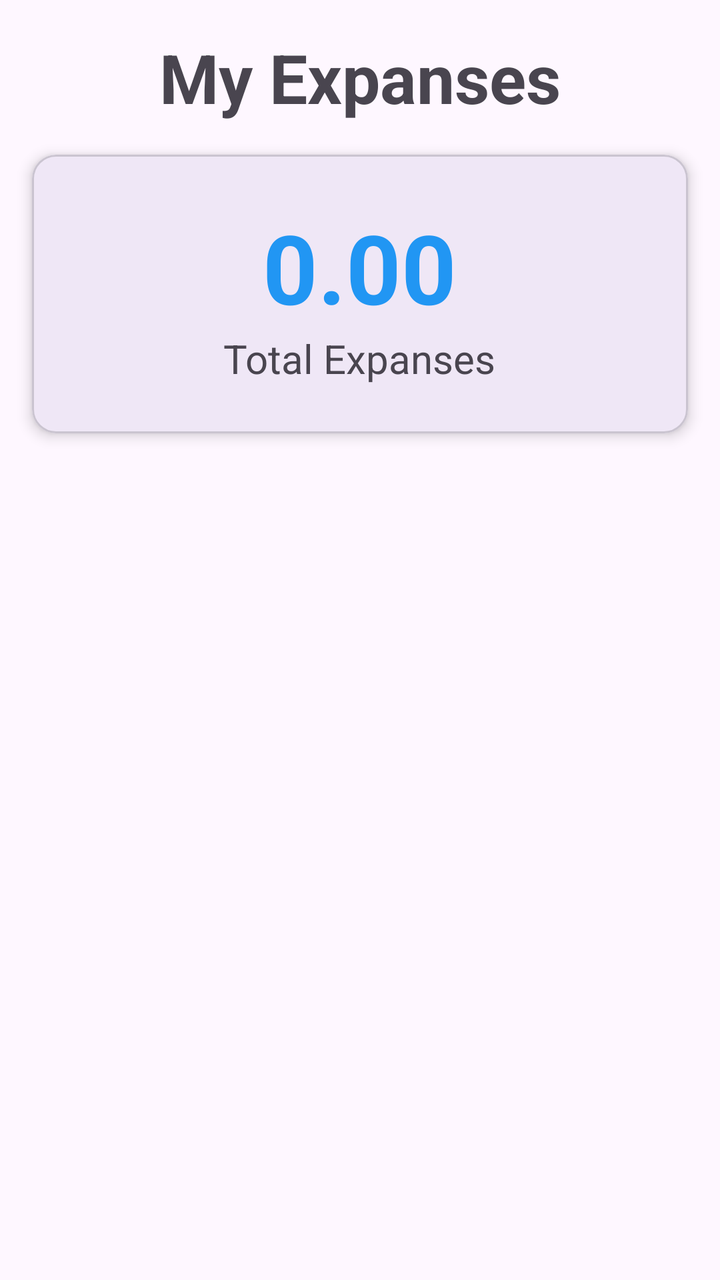
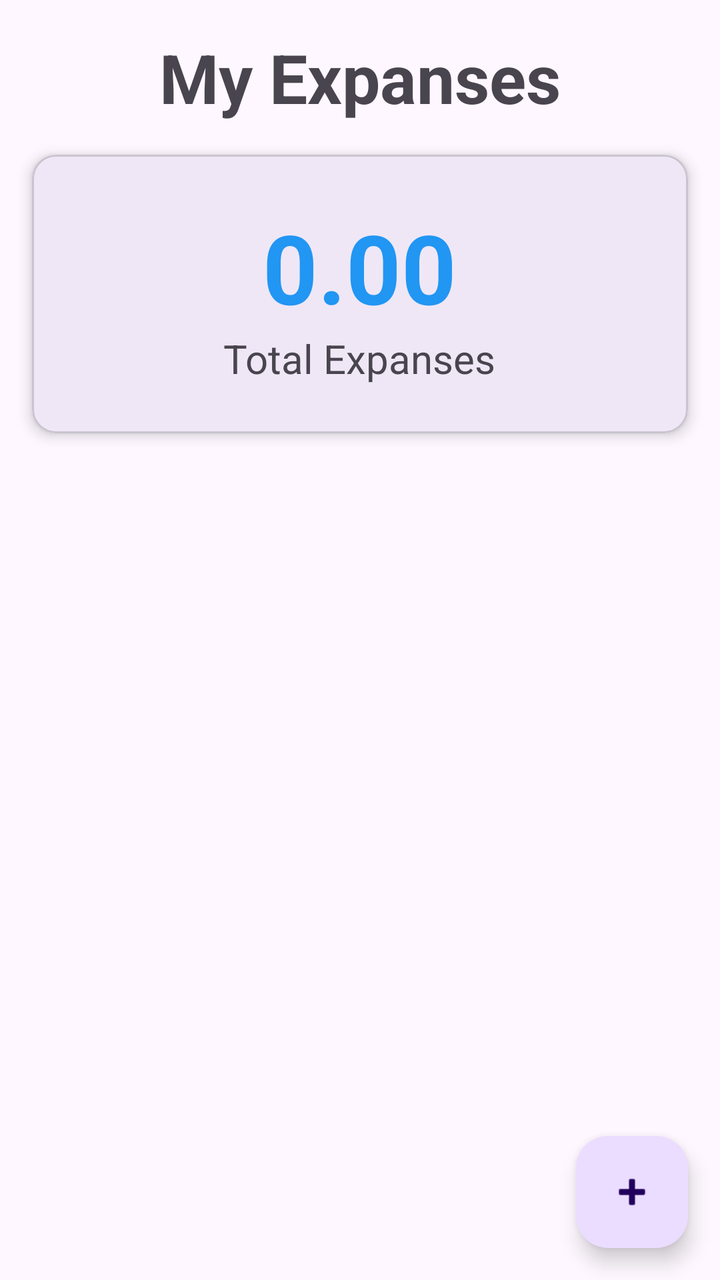

Two renders of the same Android screen: before a commit and after it. Below are the layout's source before the change and the commit's diff.
<!-- AndroidManifest.xml: application theme Theme.Wx11042 -->
<!-- res/layout/activity_home.xml -->
<?xml version="1.0" encoding="utf-8"?>
<androidx.constraintlayout.widget.ConstraintLayout xmlns:android="http://schemas.android.com/apk/res/android"
    xmlns:app="http://schemas.android.com/apk/res-auto"
    xmlns:tools="http://schemas.android.com/tools"
    android:id="@+id/main"
    android:layout_width="match_parent"
    android:layout_height="match_parent"
    tools:context=".ActivityHome">

    <TextView
        android:id="@+id/tvHeadLine"
        android:layout_width="wrap_content"
        android:layout_height="wrap_content"
        android:layout_marginTop="16dp"
        android:text="My Expanses"
        android:textSize="34sp"
        android:textStyle="bold"
        app:layout_constraintEnd_toEndOf="parent"
        app:layout_constraintStart_toStartOf="parent"
        app:layout_constraintTop_toTopOf="parent" />

    <com.google.android.material.card.MaterialCardView
        android:id="@+id/materialCardView"
        android:layout_width="0dp"
        android:layout_height="wrap_content"
        android:layout_marginStart="16dp"
        android:layout_marginTop="16dp"
        android:layout_marginEnd="16dp"
        android:visibility="visible"
        app:cardElevation="4dp"
        app:layout_constraintEnd_toEndOf="parent"
        app:layout_constraintStart_toStartOf="parent"
        app:layout_constraintTop_toBottomOf="@+id/tvHeadLine">

        <LinearLayout
            android:layout_width="match_parent"
            android:layout_height="match_parent"
            android:orientation="vertical"
            android:padding="24dp">

            <TextView
                android:id="@+id/tvAmount"
                android:layout_width="wrap_content"
                android:layout_height="wrap_content"
                android:layout_gravity="center"
                android:text="0.00"
                android:textColor="#2196F3"
                android:textSize="48sp"
                android:textStyle="bold" />

            <TextView
                android:id="@+id/tvTotalExpanses"
                android:layout_width="wrap_content"
                android:layout_height="wrap_content"
                android:layout_gravity="center"
                android:text="Total Expanses"
                android:textSize="20sp" />
        </LinearLayout>

    </com.google.android.material.card.MaterialCardView>

    <androidx.recyclerview.widget.RecyclerView
        android:id="@+id/rvExpanses"
        android:layout_width="match_parent"
        android:layout_height="0dp"
        tools:listitem="@layout/item_expanse"
        android:layout_marginStart="16dp"
        android:layout_marginTop="16dp"
        android:layout_marginEnd="16dp"
        android:layout_marginBottom="16dp"
        app:layout_constraintBottom_toBottomOf="parent"
        app:layout_constraintEnd_toEndOf="parent"
        app:layout_constraintStart_toStartOf="parent"
        app:layout_constraintTop_toBottomOf="@+id/materialCardView" />
</androidx.constraintlayout.widget.ConstraintLayout>
<!-- res/layout/item_expanse.xml (included above) -->
<?xml version="1.0" encoding="utf-8"?>
<LinearLayout xmlns:android="http://schemas.android.com/apk/res/android"
    android:layout_width="match_parent"
    android:layout_height="wrap_content"
    android:layout_marginTop="16dp"
    android:background="#4E009688"
    android:orientation="vertical">

    <TextView
        android:id="@+id/tvDescription"
        android:layout_width="match_parent"
        android:layout_height="wrap_content"
        android:layout_margin="4dp"
        android:gravity="center"
        android:text="description"
        android:textColor="#2196F3"
        android:textSize="20sp"
        android:textStyle="bold" />

    <TextView
        android:id="@+id/tvExpanseAmount"
        android:layout_width="match_parent"
        android:layout_height="wrap_content"
        android:layout_margin="4dp"
        android:gravity="center"
        android:text="2000"
        android:textSize="20sp"
        android:textStyle="bold" />

    <TextView
        android:id="@+id/tvCategory"
        android:layout_width="match_parent"
        android:layout_height="wrap_content"
        android:layout_margin="4dp"
        android:gravity="center"
        android:text="food"
        android:textSize="16sp" />

    <TextView
        android:id="@+id/tvDate"
        android:layout_width="match_parent"
        android:layout_height="wrap_content"
        android:layout_margin="4dp"
        android:gravity="center"
        android:text="2025"
        android:textSize="16sp" />
</LinearLayout>
<!-- resources referenced by this layout -->
<resources>
  <style name="Theme.Wx11042" parent="Base.Theme.Wx11042" />
  <style name="Base.Theme.Wx11042" parent="Theme.Material3.DayNight.NoActionBar">
          
          
      </style>
</resources>

<!-- the commit's change to res/layout/activity_home.xml (unified diff, before → after) -->
@@ -63,15 +63,27 @@
         android:id="@+id/rvExpanses"
         android:layout_width="match_parent"
         android:layout_height="0dp"
-        tools:listitem="@layout/item_expanse"
         android:layout_marginStart="16dp"
         android:layout_marginTop="16dp"
         android:layout_marginEnd="16dp"
         android:layout_marginBottom="16dp"
         app:layout_constraintBottom_toBottomOf="parent"
         app:layout_constraintEnd_toEndOf="parent"
+        app:layout_constraintHorizontal_bias="1.0"
         app:layout_constraintStart_toStartOf="parent"
-        app:layout_constraintTop_toBottomOf="@+id/materialCardView" />
+        app:layout_constraintTop_toBottomOf="@+id/materialCardView"
+        app:layout_constraintVertical_bias="1.0"
+        tools:listitem="@layout/item_expanse" />
+
+    <com.google.android.material.floatingactionbutton.FloatingActionButton
+        android:id="@+id/btn_add_expense"
+        android:layout_width="wrap_content"
+        android:layout_height="wrap_content"
+        android:layout_marginEnd="16dp"
+        android:layout_marginBottom="16dp"
+        android:src="@android:drawable/ic_input_add"
+        app:layout_constraintBottom_toBottomOf="parent"
+        app:layout_constraintEnd_toEndOf="parent" />
 </androidx.constraintlayout.widget.ConstraintLayout>
 <!-- res/layout/item_expanse.xml (included above) -->
 <?xml version="1.0" encoding="utf-8"?>
